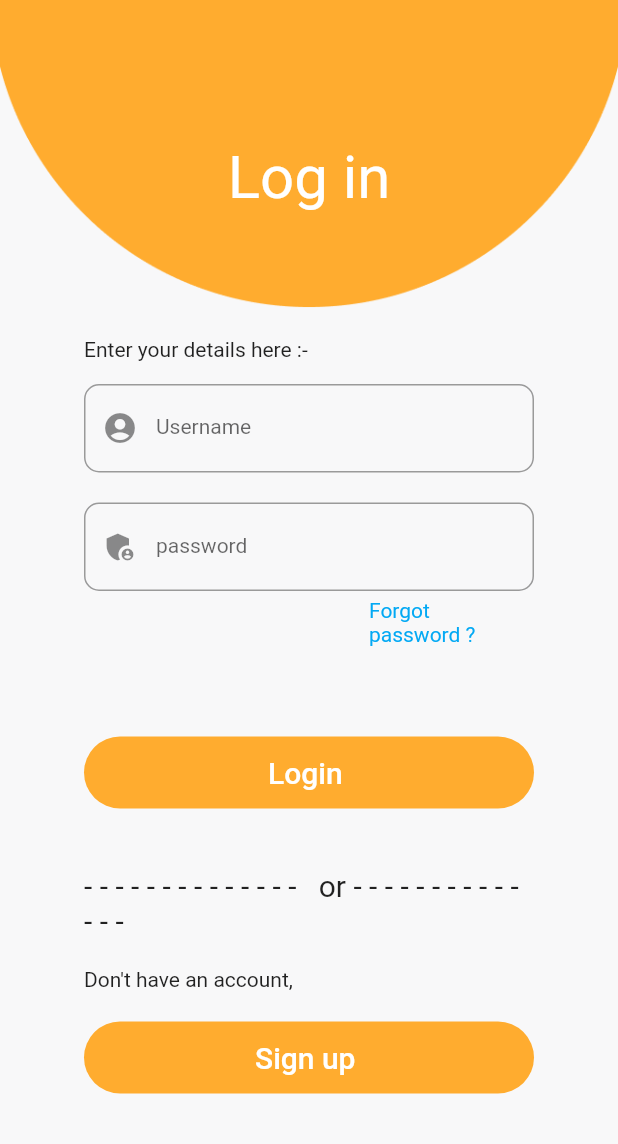
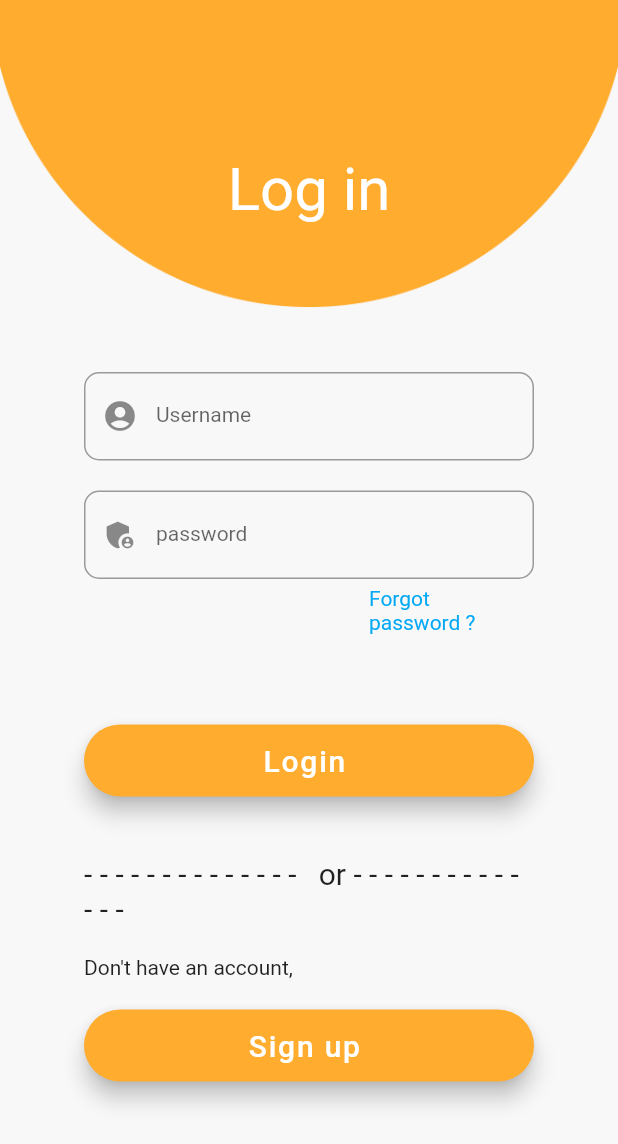
Before and after one commit to smitkachhadiya/myrestaurant, a Flutter app: the screen it shows after launch, on a phone screen of 412 x 824 dp. Shown: the top 1144 px of the screen. Run offline on Flutter 3.47's test engine with Material 2 defaults, Android fonts, the light colour scheme and no system bars; our stand-ins replace animated_splash_screen, loading_animation_widget; missing offline and left inert: flutter_image_slider.

Commit message:
committed successfully 1

```diff
--- a/lib/loginpage.dart
+++ b/lib/loginpage.dart
@@ -40,7 +40,6 @@ class _loginpageState extends State<loginpage> {
                     mainAxisAlignment: MainAxisAlignment.start,
                     crossAxisAlignment: CrossAxisAlignment.start,
                     children: [
-                      Text("Enter your details here :-"),
                       Padding(padding: EdgeInsets.only(top: 15)),
                       TextField(
                         decoration: InputDecoration(
@@ -72,19 +71,13 @@ class _loginpageState extends State<loginpage> {
                       Padding(padding: const EdgeInsets.all(30)),
                       Container(
                         width: 300,
-                        decoration: BoxDecoration(
-                            color: Color(0xFFFFAC2F),
-                            borderRadius: BorderRadius.circular(30)),
-                        child: TextButton(
+                        child: FloatingActionButton.extended(
                           onPressed: () {
-                            Navigator.push(
-                                context,
-                                MaterialPageRoute(
-                                    builder: (context) => homepage()));
-                          },
-                          child: Text("Login ",
-                              style:
-                                  TextStyle(color: Colors.white, fontSize: 20)),
+                            Navigator.push(context,
+                                MaterialPageRoute(builder: (context) => homepage()));},
+                          splashColor: Colors.blueGrey,
+                          backgroundColor: Color(0xFFFFAC2F),
+                          label: Text("Login ", style: TextStyle(color: Colors.white, fontSize: 20)),
                         ),
                       ),
                       Padding(padding: EdgeInsets.all(20)),
@@ -98,19 +91,14 @@ class _loginpageState extends State<loginpage> {
                       SizedBox(
                         child: Container(
                           width: 300,
-                          decoration: BoxDecoration(
-                              color: Color(0xFFFFAC2F),
-                              borderRadius: BorderRadius.circular(30)),
-                          child: TextButton(
+                          child: FloatingActionButton.extended(
                             onPressed: () {
-                              Navigator.push(
-                                  context,
-                                  MaterialPageRoute(
-                                      builder: (context) => register()));
+                              Navigator.push(context,
+                                  MaterialPageRoute(builder: (context) => register()));
                             },
-                            child: Text("Sign up ",
-                                style:
-                                    TextStyle(color: Colors.white, fontSize: 20)),
+                            splashColor: Colors.blueGrey,
+                            backgroundColor: Color(0xFFFFAC2F),
+                            label: Text("Sign up ",style: TextStyle(color: Colors.white, fontSize: 20)),
                           ),
                         ),
                       ),
```
Also changed, not shown: lib/SubItemPage.dart (+16 -14 lines).
